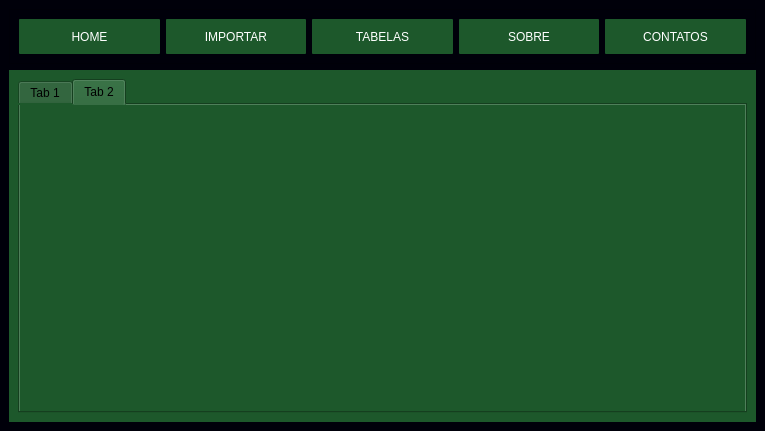
Old version of the form progeto_real.ui in the repository francisconeponuceno/pythonProject_real.
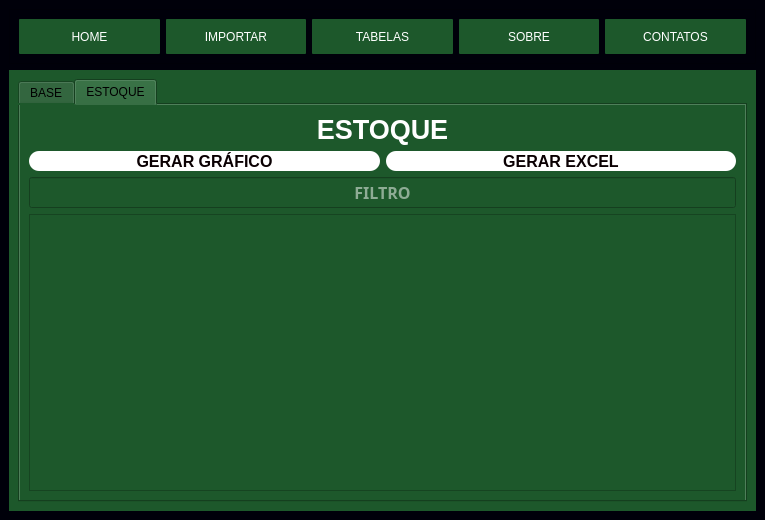
New version of the form. The open tabs and pages were chosen to show the change. Icons and pictures are not drawn.

The edit to the form file:
```diff
--- a/progeto_real.ui
+++ b/progeto_real.ui
@@ -7,7 +7,7 @@
     <x>0</x>
     <y>0</y>
     <width>765</width>
-    <height>431</height>
+    <height>520</height>
    </rect>
   </property>
   <property name="windowTitle">
@@ -192,7 +192,7 @@
           </property>
           <widget class="QWidget" name="tab">
            <attribute name="title">
-            <string>Tab 1</string>
+            <string>BASE</string>
            </attribute>
            <layout class="QVBoxLayout" name="verticalLayout_7">
             <item>
@@ -405,8 +405,121 @@
           </widget>
           <widget class="QWidget" name="tab_2">
            <attribute name="title">
-            <string>Tab 2</string>
+            <string>ESTOQUE</string>
            </attribute>
+           <layout class="QVBoxLayout" name="verticalLayout_11">
+            <item>
+             <widget class="QLabel" name="label_18">
+              <property name="text">
+               <string>&lt;html&gt;&lt;head/&gt;&lt;body&gt;&lt;p align=&quot;center&quot;&gt;&lt;span style=&quot; font-size:20pt; font-weight:600; color:#ffffff;&quot;&gt;ESTOQUE&lt;/span&gt;&lt;/p&gt;&lt;/body&gt;&lt;/html&gt;</string>
+              </property>
+             </widget>
+            </item>
+            <item>
+             <layout class="QHBoxLayout" name="horizontalLayout_12">
+              <item>
+               <widget class="QPushButton" name="pushButton_3">
+                <property name="minimumSize">
+                 <size>
+                  <width>0</width>
+                  <height>20</height>
+                 </size>
+                </property>
+                <property name="font">
+                 <font>
+                  <pointsize>12</pointsize>
+                  <weight>75</weight>
+                  <bold>true</bold>
+                 </font>
+                </property>
+                <property name="cursor">
+                 <cursorShape>PointingHandCursor</cursorShape>
+                </property>
+                <property name="styleSheet">
+                 <string notr="true">QPushButton{
+color:rgb(10,0,2);
+border-radius: 10px;
+background-color:#fff;
+font-size 14px;
+}
+
+QPushButton:hover{
+background-color: rgb(85, 255, 127);
+color: black
+
+}
+</string>
+                </property>
+                <property name="text">
+                 <string>GERAR GRÁFICO</string>
+                </property>
+               </widget>
+              </item>
+              <item>
+               <widget class="QPushButton" name="pushButton_4">
+                <property name="minimumSize">
+                 <size>
+                  <width>0</width>
+                  <height>20</height>
+                 </size>
+                </property>
+                <property name="font">
+                 <font>
+                  <pointsize>12</pointsize>
+                  <weight>75</weight>
+                  <bold>true</bold>
+                 </font>
+                </property>
+                <property name="cursor">
+                 <cursorShape>PointingHandCursor</cursorShape>
+                </property>
+                <property name="styleSheet">
+                 <string notr="true">QPushButton{
+color:rgb(10,0,2);
+border-radius: 10px;
+background-color:#fff;
+font-size 14px;
+}
+
+QPushButton:hover{
+background-color: rgb(85, 255, 127);
+color: black
+
+}
+</string>
+                </property>
+                <property name="text">
+                 <string>GERAR EXCEL</string>
+                </property>
+               </widget>
+              </item>
+             </layout>
+            </item>
+            <item>
+             <widget class="QLineEdit" name="lineEdit_2">
+              <property name="font">
+               <font>
+                <family>Arial Black</family>
+                <pointsize>12</pointsize>
+                <weight>75</weight>
+                <bold>true</bold>
+               </font>
+              </property>
+              <property name="styleSheet">
+               <string notr="true">color: rgb(255, 255, 255);</string>
+              </property>
+              <property name="alignment">
+               <set>Qt::AlignCenter</set>
+              </property>
+              <property name="placeholderText">
+               <string>FILTRO</string>
+              </property>
+             </widget>
+            </item>
+            <item>
+             <widget class="QTableView" name="tableView"/>
+            </item>
+           </layout>
           </widget>
          </widget>
         </item>
```
Left out of the diff: 591 changed lines with no effect on the pictures.
